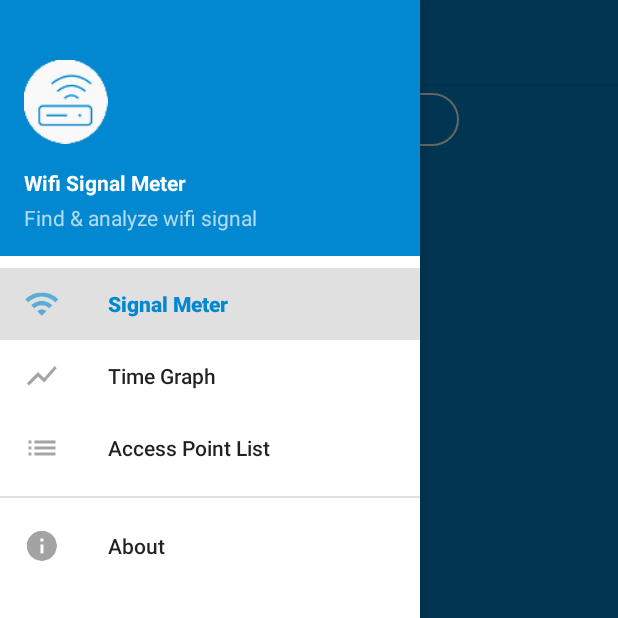
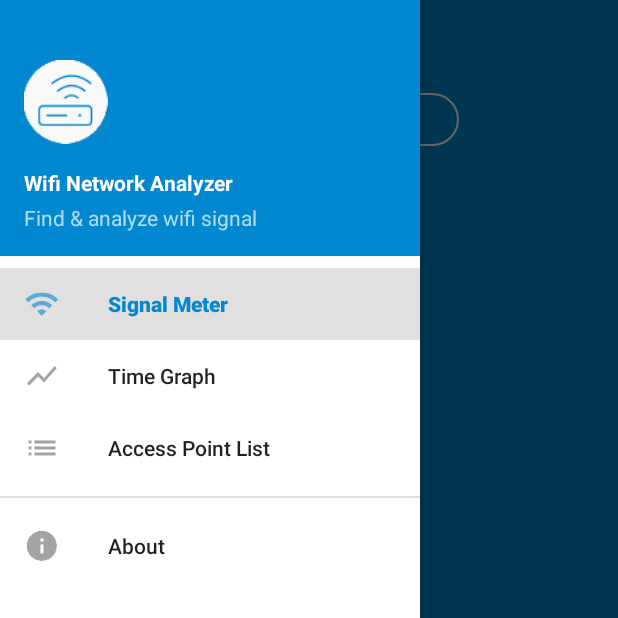
Before and after one commit to abdularis/wifi-signal-meter, an Android app: the screen it shows after launch (MainActivity), with the side drawer open, on a phone screen of 412 x 824 dp, the top half of it. Run offline under Robolectric (Android 15) with nearby library versions, the phone set to English and light mode, and no system bars; our stand-ins replace Dagger/Hilt's generated code, RxJava; libraries missing offline, so code that uses them is left out: com.readystatesoftware.sqliteasset; 2 statements that could not run were skipped.

Commit message:
Change app name to 'Wifi Network Analyzer'

```diff
--- a/app/src/main/res/values/strings.xml
+++ b/app/src/main/res/values/strings.xml
@@ -1,5 +1,5 @@
 <resources>
-    <string name="app_name">Wifi Signal Meter</string>
+    <string name="app_name">Wifi Network Analyzer</string>
 
     <string name="nav_drawer_open">Navigation Drawer Open</string>
     <string name="nav_drawer_close">Navigation Drawer Close</string>
@@ -36,7 +36,7 @@
     <string name="menu_ap_list">Access Point List</string>
     <string name="menu_about">About</string>
 
-    <string name="title_wifi_signal_meter">Wifi Signal Meter</string>
+    <string name="title_wifi_signal_meter">Signal Meter</string>
     <string name="title_wifi_ap_list">Wifi List</string>
     <string name="title_select_wifi">Select Wifi</string>
     <string name="title_time_graph">Time Graph</string>
```
